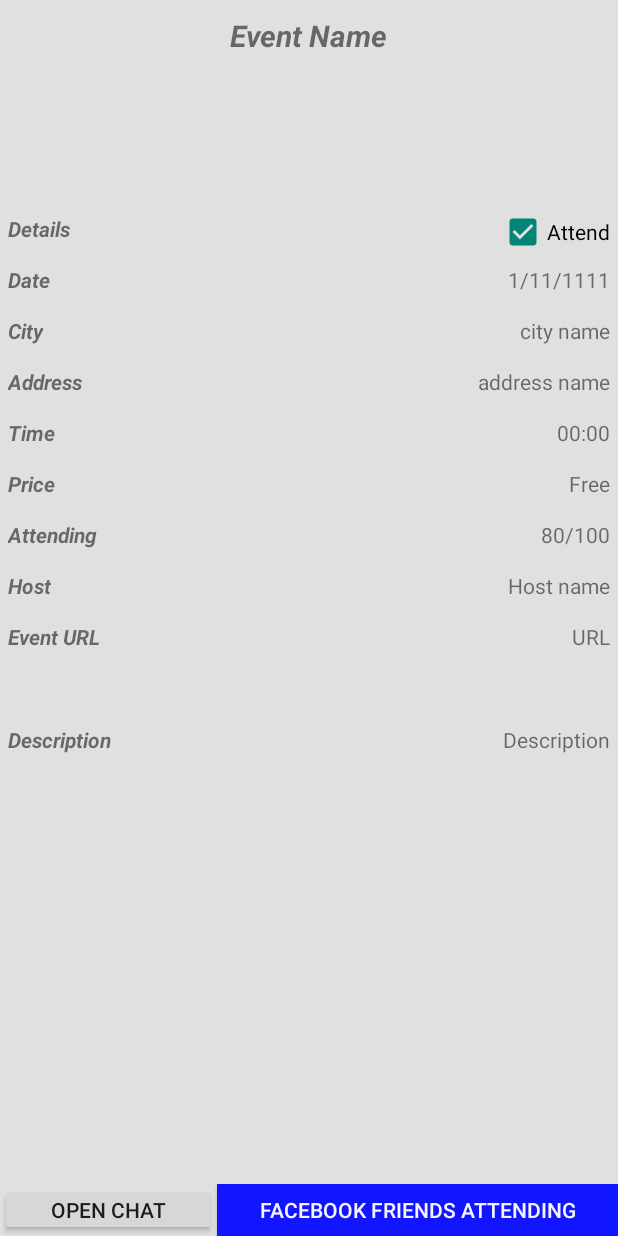
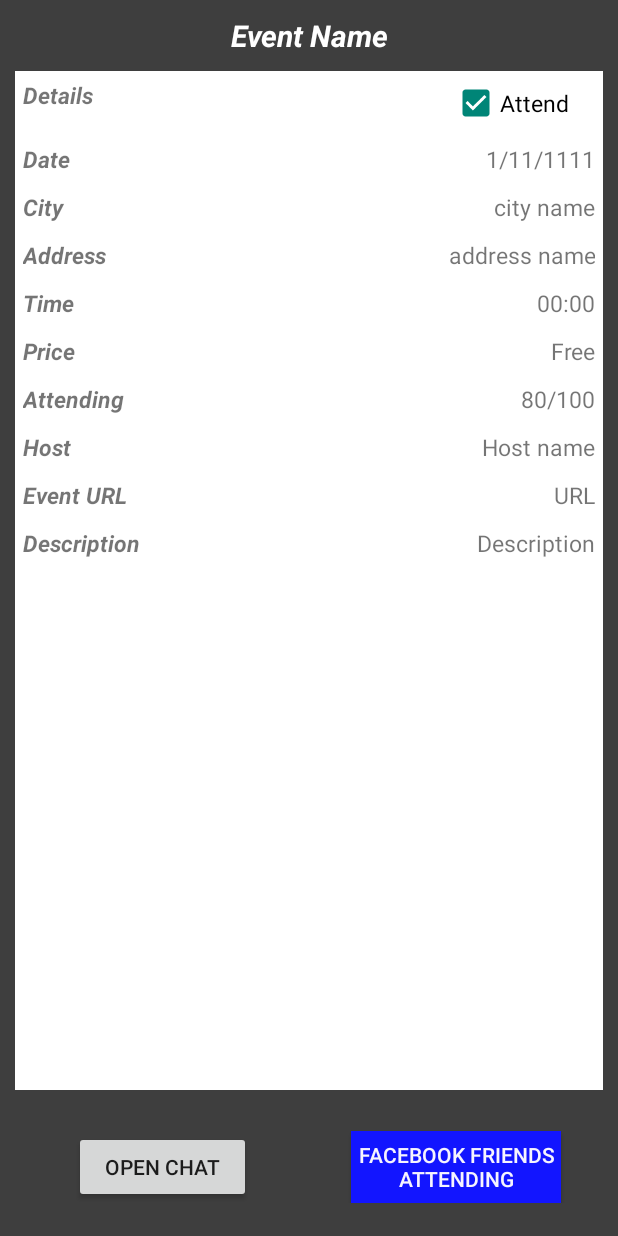
Before and after one commit to denbedilov/attender-app, an Android app: the Event_Page_Activity screen opened directly, with no data from a screen before it, on a phone screen of 412 x 824 dp. Run offline under Robolectric (Android 15) with nearby library versions, the phone set to English and light mode, and no system bars; libraries missing offline, so code that uses them is left out: com.facebook, com.facebook.login; plain views replace LoginButton; 10 statements that could not run were skipped.

Commit message:
Event page UI update

```diff
--- a/Attender/app/src/main/res/layout/activity_event__page_.xml
+++ b/Attender/app/src/main/res/layout/activity_event__page_.xml
@@ -1,394 +1,469 @@
 <LinearLayout xmlns:android="http://schemas.android.com/apk/res/android"
-    xmlns:tools="http://schemas.android.com/tools" android:layout_width="match_parent"
-    android:layout_height="match_parent"
+    xmlns:tools="http://schemas.android.com/tools" android:layout_width="fill_parent"
+    android:layout_height="fill_parent"
     tools:context="com.attender.rita.attender.Event_Page_Activity"
-    android:background="#43969696"
+    android:background="#C0000000"
     android:orientation="vertical"
-    >
-
+    android:paddingLeft="10dp"
+    android:paddingRight="10dp">
 
 
     <LinearLayout
-        android:layout_width="match_parent"
-        android:layout_height="0dp"
+        android:layout_width="fill_parent"
+        android:layout_height="wrap_content"
         android:gravity="center_horizontal"
         android:orientation="horizontal"
-        android:id="@+id/firstLine"
-        android:padding="10dp"
-        android:layout_weight="4">
+        android:id="@+id/headLine"
+        android:padding="10dp">
 
     <TextView
         android:layout_height="wrap_content"
-        android:layout_width="wrap_content"
+        android:layout_width="fill_parent"
         android:text="Event Name"
         android:textStyle="bold|italic"
         android:textSize="20dp"
-        android:id="@+id/evName_lbl">
+        android:id="@+id/evName_lbl"
+        android:textColor="#ffffffff"
+        android:gravity="center_vertical|center_horizontal">
     </TextView>
     </LinearLayout>
 
     <LinearLayout
-        android:layout_width="match_parent"
-        android:layout_height="0dp"
+        android:orientation="vertical"
+        android:layout_width="fill_parent"
+        android:layout_height="fill_parent"
+        android:layout_weight="1"
+        android:background="#ffffffff">
+
+        <LinearLayout
+            android:layout_width="fill_parent"
+            android:layout_height="wrap_content"
             android:orientation="horizontal"
-        android:id="@+id/secondLine"
-        android:padding="5dp"
-        android:layout_weight="1">
+            android:id="@+id/detailsLine"
+            android:padding="5dp">
 
             <TextView
-            android:layout_height="wrap_content"
-            android:layout_width="wrap_content"
+                android:layout_height="fill_parent"
+                android:layout_width="fill_parent"
                 android:text="Details"
                 android:textStyle="bold|italic"
-            >
+                android:layout_weight="1"
+                android:id="@+id/details_TEX"
+                android:textSize="15dp">
             </TextView>
 
             <LinearLayout
-            android:layout_width="match_parent"
-            android:layout_height="wrap_content"
+                android:layout_width="fill_parent"
+                android:layout_height="fill_parent"
                 android:orientation="vertical"
-            android:gravity="right">
+                android:gravity="center_vertical|right"
+                android:layout_weight="3">
 
                 <CheckBox
-                android:layout_height="wrap_content"
-                android:layout_width="wrap_content"
+                    android:layout_height="fill_parent"
+                    android:layout_width="fill_parent"
                     android:text="Attend"
                     android:id="@+id/attend_check"
-                android:checked="true">
+                    android:checked="true"
+                    android:gravity="center_vertical"
+                    android:layout_weight="1"
+                    android:textSize="15dp">
                 </CheckBox>
             </LinearLayout>
         </LinearLayout>
 
         <LinearLayout
-        android:layout_width="match_parent"
-        android:layout_height="0dp"
+            android:layout_width="fill_parent"
+            android:layout_height="wrap_content"
             android:layout_gravity="center_horizontal"
             android:orientation="horizontal"
-        android:id="@+id/eleventhLine"
-        android:padding="5dp"
+            android:id="@+id/dateLine"
+            android:padding="5dp">
+
+            <TextView
+                android:layout_height="fill_parent"
+                android:layout_width="fill_parent"
+                android:text="Date"
+                android:textStyle="bold|italic"
+                android:layout_weight="3"
+                android:textSize="15dp">
+            </TextView>
+
+            <LinearLayout
+                android:layout_width="fill_parent"
+                android:layout_height="fill_parent"
+                android:orientation="vertical"
+                android:gravity="right"
                 android:layout_weight="1">
 
                 <TextView
-            android:layout_height="wrap_content"
-            android:layout_width="wrap_content"
-            android:text="Date"
-            android:textStyle="bold|italic"
-            >
-        </TextView>
-
-        <LinearLayout
-            android:layout_width="match_parent"
-            android:layout_height="wrap_content"
-            android:orientation="vertical"
-            android:gravity="right">
-
-            <TextView
-                android:layout_height="wrap_content"
-                android:layout_width="wrap_content"
+                    android:layout_height="fill_parent"
+                    android:layout_width="fill_parent"
                     android:text="1/11/1111"
                     android:id="@+id/date_lbl"
-                >
-            </TextView>
-        </LinearLayout>
-    </LinearLayout>
-    <LinearLayout
-        android:layout_width="match_parent"
-        android:layout_height="0dp"
-        android:layout_gravity="center_horizontal"
-        android:orientation="horizontal"
-        android:id="@+id/thirdLine"
-        android:padding="5dp"
-        android:layout_weight="1">
-
-        <TextView
-            android:layout_height="wrap_content"
-            android:layout_width="wrap_content"
-            android:text="City"
-            android:textStyle="bold|italic"
-            >
-        </TextView>
-
-        <LinearLayout
-            android:layout_width="match_parent"
-            android:layout_height="wrap_content"
-            android:orientation="vertical"
-            android:gravity="right">
-
-            <TextView
-                android:layout_height="wrap_content"
-                android:layout_width="wrap_content"
-                android:text="city name"
-                android:id="@+id/cityName_lbl"
-                >
+                    android:layout_weight="1"
+                    android:gravity="center_vertical|right"
+                    android:textSize="15dp">
                 </TextView>
             </LinearLayout>
         </LinearLayout>
 
         <LinearLayout
-        android:layout_width="match_parent"
-        android:layout_height="0dp"
+            android:layout_width="fill_parent"
+            android:layout_height="wrap_content"
             android:layout_gravity="center_horizontal"
             android:orientation="horizontal"
-        android:id="@+id/forthLine"
-        android:padding="5dp"
+            android:id="@+id/cityLine"
+            android:padding="5dp">
+
+            <TextView
+                android:layout_height="fill_parent"
+                android:layout_width="fill_parent"
+                android:text="City"
+                android:textStyle="bold|italic"
+                android:layout_weight="3"
+                android:textSize="15dp">
+            </TextView>
+
+            <LinearLayout
+                android:layout_width="fill_parent"
+                android:layout_height="fill_parent"
+                android:orientation="vertical"
+                android:gravity="right"
                 android:layout_weight="1">
 
                 <TextView
-            android:layout_height="wrap_content"
-            android:layout_width="wrap_content"
-            android:text="Address"
-            android:textStyle="bold|italic"
-            >
-        </TextView>
-
-        <LinearLayout
-            android:layout_width="match_parent"
-            android:layout_height="wrap_content"
-            android:orientation="vertical"
-            android:gravity="right">
-
-            <TextView
-                android:layout_height="wrap_content"
-                android:layout_width="wrap_content"
-                android:text="address name"
-                android:id="@+id/address_lbl"
-                >
+                    android:layout_height="fill_parent"
+                    android:layout_width="fill_parent"
+                    android:text="city name"
+                    android:id="@+id/cityName_lbl"
+                    android:layout_weight="1"
+                    android:gravity="center_vertical|right"
+                    android:textSize="15dp">
                 </TextView>
             </LinearLayout>
         </LinearLayout>
 
         <LinearLayout
-        android:layout_width="match_parent"
-        android:layout_height="0dp"
+            android:layout_width="fill_parent"
+            android:layout_height="wrap_content"
             android:layout_gravity="center_horizontal"
             android:orientation="horizontal"
-        android:id="@+id/fifthLine"
-        android:padding="5dp"
+            android:id="@+id/addressLine"
+            android:padding="5dp">
+
+            <TextView
+                android:layout_height="fill_parent"
+                android:layout_width="fill_parent"
+                android:text="Address"
+                android:textStyle="bold|italic"
+                android:layout_weight="3"
+                android:textSize="15dp">
+            </TextView>
+
+            <LinearLayout
+                android:layout_width="fill_parent"
+                android:layout_height="fill_parent"
+                android:orientation="vertical"
+                android:gravity="right"
                 android:layout_weight="1">
 
                 <TextView
+                    android:layout_height="fill_parent"
+                    android:layout_width="fill_parent"
+                    android:text="address name"
+                    android:id="@+id/address_lbl"
+                    android:layout_weight="1"
+                    android:gravity="center_vertical|right"
+                    android:textSize="15dp">
+                </TextView>
+            </LinearLayout>
+
+        </LinearLayout>
+
+        <LinearLayout
+            android:layout_width="fill_parent"
             android:layout_height="wrap_content"
-            android:layout_width="wrap_content"
+            android:layout_gravity="center_horizontal"
+            android:orientation="horizontal"
+            android:id="@+id/timeLine"
+            android:padding="5dp">
+
+            <TextView
+                android:layout_height="fill_parent"
+                android:layout_width="fill_parent"
                 android:text="Time"
                 android:textStyle="bold|italic"
-            >
+                android:layout_weight="3"
+                android:textSize="15dp">
             </TextView>
 
             <LinearLayout
-            android:layout_width="match_parent"
-            android:layout_height="wrap_content"
+                android:layout_width="fill_parent"
+                android:layout_height="fill_parent"
                 android:orientation="vertical"
-            android:gravity="right">
+                android:gravity="right"
+                android:layout_weight="1">
 
                 <TextView
-                android:layout_height="wrap_content"
-                android:layout_width="wrap_content"
+                    android:layout_height="fill_parent"
+                    android:layout_width="fill_parent"
                     android:text="00:00"
                     android:id="@+id/time_lbl"
-                >
+                    android:layout_weight="1"
+                    android:gravity="center_vertical|right"
+                    android:textSize="15dp">
                 </TextView>
             </LinearLayout>
         </LinearLayout>
 
         <LinearLayout
-        android:layout_width="match_parent"
-        android:layout_height="0dp"
+            android:layout_width="fill_parent"
+            android:layout_height="wrap_content"
             android:layout_gravity="center_horizontal"
             android:orientation="horizontal"
-        android:id="@+id/sixthLine"
-        android:padding="5dp"
+            android:id="@+id/priceLine"
+            android:padding="5dp">
+
+            <TextView
+                android:layout_height="fill_parent"
+                android:layout_width="fill_parent"
+                android:text="Price"
+                android:textStyle="bold|italic"
+                android:layout_weight="3"
+                android:textSize="15dp">
+            </TextView>
+
+            <LinearLayout
+                android:layout_width="fill_parent"
+                android:layout_height="fill_parent"
+                android:orientation="vertical"
+                android:gravity="right"
                 android:layout_weight="1">
 
                 <TextView
-            android:layout_height="wrap_content"
-            android:layout_width="wrap_content"
-            android:text="Price"
-            android:textStyle="bold|italic"
-            >
-        </TextView>
-
-        <LinearLayout
-            android:layout_width="match_parent"
-            android:layout_height="wrap_content"
-            android:orientation="vertical"
-            android:gravity="right">
-
-            <TextView
-                android:layout_height="wrap_content"
-                android:layout_width="wrap_content"
+                    android:layout_height="fill_parent"
+                    android:layout_width="fill_parent"
                     android:text="Free"
                     android:id="@+id/price_lbl"
-                >
-            </TextView>
-        </LinearLayout>
-    </LinearLayout>
-
-
-    <LinearLayout
-        android:layout_width="match_parent"
-        android:layout_height="0dp"
-        android:layout_gravity="center_horizontal"
-        android:orientation="horizontal"
-        android:id="@+id/seventhLine"
-        android:padding="5dp"
-        android:layout_weight="1">
-
-        <TextView
-            android:layout_height="wrap_content"
-            android:layout_width="wrap_content"
-            android:text="Attending"
-            android:textStyle="bold|italic"
-            >
-        </TextView>
-
-        <LinearLayout
-            android:layout_width="match_parent"
-            android:layout_height="wrap_content"
-            android:orientation="vertical"
-            android:gravity="right">
-
-            <TextView
-                android:layout_height="wrap_content"
-                android:layout_width="wrap_content"
-                android:text="80/100"
-                android:id="@+id/attending_lbl"
-                >
-            </TextView>
-        </LinearLayout>
-    </LinearLayout>
-
-
-    <LinearLayout
-        android:layout_width="match_parent"
-        android:layout_height="0dp"
-        android:layout_gravity="center_horizontal"
-        android:orientation="horizontal"
-        android:id="@+id/eighthLine"
-        android:padding="5dp"
-        android:layout_weight="1">
-
-        <TextView
-            android:layout_height="wrap_content"
-            android:layout_width="wrap_content"
-            android:text="Host"
-            android:textStyle="bold|italic"
-            >
-        </TextView>
-
-        <LinearLayout
-            android:layout_width="match_parent"
-            android:layout_height="wrap_content"
-            android:orientation="vertical"
-            android:gravity="right">
-
-            <TextView
-                android:layout_height="wrap_content"
-                android:layout_width="wrap_content"
-                android:text="Host name"
-                android:id="@+id/host_lbl"
-                >
+                    android:layout_weight="1"
+                    android:gravity="center_vertical|right"
+                    android:textSize="15dp">
                 </TextView>
             </LinearLayout>
         </LinearLayout>
 
         <LinearLayout
-        android:layout_width="match_parent"
-        android:layout_height="0dp"
+            android:layout_width="fill_parent"
+            android:layout_height="wrap_content"
             android:layout_gravity="center_horizontal"
             android:orientation="horizontal"
-        android:id="@+id/ninthLine"
-        android:padding="5dp"
-        android:layout_weight="2">
+            android:id="@+id/attendingLine"
+            android:padding="5dp">
 
             <TextView
-            android:layout_height="wrap_content"
-            android:layout_width="wrap_content"
-            android:text="Event URL"
+                android:layout_height="fill_parent"
+                android:layout_width="fill_parent"
+                android:text="Attending"
                 android:textStyle="bold|italic"
-            >
+                android:layout_weight="3"
+                android:textSize="15dp">
             </TextView>
 
             <LinearLayout
-            android:layout_width="match_parent"
-            android:layout_height="wrap_content"
+                android:layout_width="fill_parent"
+                android:layout_height="fill_parent"
                 android:orientation="vertical"
-            android:gravity="right">
+                android:gravity="right"
+                android:layout_weight="1">
 
                 <TextView
-                android:layout_height="wrap_content"
-                android:layout_width="wrap_content"
-                android:text="URL"
-                android:id="@+id/url_lbl"
-                >
+                    android:layout_height="fill_parent"
+                    android:layout_width="fill_parent"
+                    android:text="80/100"
+                    android:id="@+id/attending_lbl"
+                    android:layout_weight="1"
+                    android:gravity="center_vertical|right"
+                    android:textSize="15dp">
                 </TextView>
             </LinearLayout>
         </LinearLayout>
 
         <LinearLayout
-        android:layout_width="match_parent"
-        android:layout_height="0dp"
+            android:layout_width="fill_parent"
+            android:layout_height="wrap_content"
             android:layout_gravity="center_horizontal"
             android:orientation="horizontal"
-        android:id="@+id/tenthLine"
-        android:padding="5dp"
-        android:layout_weight="9">
+            android:id="@+id/hostLine"
+            android:padding="5dp">
 
             <TextView
-            android:layout_height="wrap_content"
-            android:layout_width="wrap_content"
-            android:text="Description"
+                android:layout_height="fill_parent"
+                android:layout_width="fill_parent"
+                android:text="Host"
                 android:textStyle="bold|italic"
-            >
+                android:layout_weight="3"
+                android:textSize="15dp">
             </TextView>
 
             <LinearLayout
-            android:layout_width="match_parent"
-            android:layout_height="wrap_content"
+                android:layout_width="fill_parent"
+                android:layout_height="fill_parent"
                 android:orientation="vertical"
-            android:gravity="right">
+                android:gravity="right"
+                android:layout_weight="1">
 
                 <TextView
-                android:layout_height="wrap_content"
-                android:layout_width="wrap_content"
-                android:scrollbars = "none"
-                android:text="Description"
-                android:id="@+id/description_lbl"
-                >
+                    android:layout_height="fill_parent"
+                    android:layout_width="fill_parent"
+                    android:text="Host name"
+                    android:id="@+id/host_lbl"
+                    android:layout_weight="1"
+                    android:gravity="center_vertical|right"
+                    android:textSize="15dp">
                 </TextView>
             </LinearLayout>
         </LinearLayout>
 
+        <LinearLayout
+            android:layout_width="fill_parent"
+            android:layout_height="wrap_content"
+            android:layout_gravity="center_horizontal"
+            android:orientation="horizontal"
+            android:id="@+id/eventUrlLine"
+            android:padding="5dp">
+
+            <TextView
+                android:layout_height="fill_parent"
+                android:layout_width="fill_parent"
+                android:text="Event URL"
+                android:textStyle="bold|italic"
+                android:layout_weight="3"
+                android:textSize="15dp">
+            </TextView>
+
+            <LinearLayout
+                android:layout_width="fill_parent"
+                android:layout_height="fill_parent"
+                android:orientation="vertical"
+                android:gravity="right"
+                android:layout_weight="1">
+
+                <TextView
+                    android:layout_height="fill_parent"
+                    android:layout_width="fill_parent"
+                    android:text="URL"
+                    android:id="@+id/url_lbl"
+                    android:layout_weight="1"
+                    android:gravity="center_vertical|right"
+                    android:textSize="15dp">
+                </TextView>
+            </LinearLayout>
+        </LinearLayout>
+
+        <LinearLayout
+            android:layout_width="fill_parent"
+            android:layout_height="fill_parent"
+            android:layout_gravity="center_horizontal"
+            android:orientation="horizontal"
+            android:id="@+id/descriptionLine"
+            android:padding="5dp"
+            android:layout_weight="1">
+
+            <TextView
+                android:layout_height="fill_parent"
+                android:layout_width="fill_parent"
+                android:text="Description"
+                android:textStyle="bold|italic"
+                android:layout_weight="3"
+                android:textSize="15dp">
+            </TextView>
+
+            <LinearLayout
+                android:layout_width="fill_parent"
+                android:layout_height="wrap_content"
+                android:orientation="vertical"
+                android:gravity="right"
+                android:layout_weight="1">
+
+                <TextView
+                    android:layout_height="wrap_content"
+                    android:layout_width="fill_parent"
+                    android:scrollbars = "none"
+                    android:text="Description"
+                    android:id="@+id/description_lbl"
+                    android:layout_weight="1"
+                    android:gravity="center_vertical|right"
+                    android:textSize="15dp">
+                </TextView>
+            </LinearLayout>
+        </LinearLayout>
+
+    </LinearLayout>
 
 
     <LinearLayout
-        android:layout_width="match_parent"
-        android:layout_height="0dp"
+        android:layout_width="fill_parent"
+        android:layout_height="fill_parent"
         android:orientation="horizontal"
         android:gravity="center"
+        android:id="@+id/footerLine"
+        android:layout_weight="5"
+        android:paddingTop="5dp">
+
+        <LinearLayout
+            android:orientation="horizontal"
+            android:layout_width="fill_parent"
+            android:layout_height="wrap_content"
             android:layout_weight="1">
+
+            <Space
+                android:layout_width="fill_parent"
+                android:layout_height="fill_parent"
+                android:layout_weight="2" />
 
             <Button
                 android:layout_height="wrap_content"
-            android:layout_width="wrap_content"
+                android:layout_width="fill_parent"
                 android:text="Open Chat"
                 android:id="@+id/chat_cmd"
-            android:layout_weight="1"
-            android:padding="0dp" />
+                android:layout_weight="1" />
+
+            <Space
+                android:layout_width="fill_parent"
+                android:layout_height="fill_parent"
+                android:layout_weight="2" />
+        </LinearLayout>
 
 
+        <LinearLayout
+            android:orientation="horizontal"
+            android:layout_width="fill_parent"
+            android:layout_height="wrap_content"
+            android:layout_weight="1">
+
+            <Space
+                android:layout_width="fill_parent"
+                android:layout_height="fill_parent"
+                android:layout_weight="6" />
 
             <com.facebook.login.widget.LoginButton
-            android:layout_height="wrap_content"
-            android:layout_width="wrap_content"
+                android:layout_height="fill_parent"
+                android:layout_width="fill_parent"
                 android:background="#ff1215ff"
                 android:textColor="#fff6f4ff"
                 android:text="Facebook Friends Attending"
                 android:id="@+id/facebook_cmd"
-            android:layout_weight="1"
+                android:layout_weight="2"
                 />
+
+            <Space
+                android:layout_width="fill_parent"
+                android:layout_height="fill_parent"
+                android:layout_weight="6" />
+        </LinearLayout>
 
     </LinearLayout>
 
 
-
 </LinearLayout>
```
Lines whose indentation alone changed are shown as unchanged.
